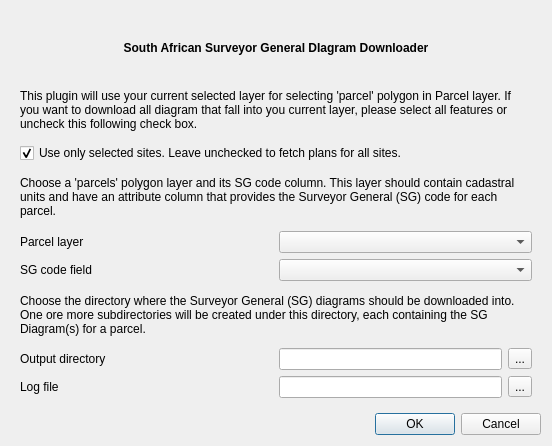
Before: the Qt Designer form sg_downloader_base.ui in kartoza/sg-diagram-downloader, drawn with Qt 5.
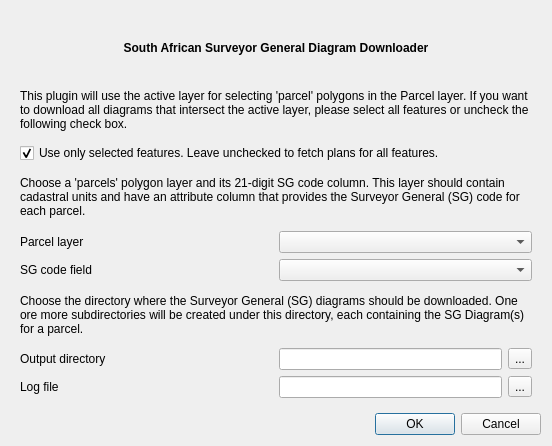
After: the same form once the commit is applied.

Patch:
```diff
--- a/sg_downloader_base.ui
+++ b/sg_downloader_base.ui
@@ -41,7 +41,7 @@
           <string notr="true">font-weight: bold;</string>
          </property>
          <property name="text">
-          <string>South African Surveyor General DIagram Downloader</string>
+          <string>South African Surveyor General Diagram Downloader</string>
          </property>
          <property name="alignment">
           <set>Qt::AlignCenter</set>
@@ -51,7 +51,7 @@
        <item>
         <widget class="QLabel" name="label">
          <property name="text">
-          <string>This plugin will use your current selected layer for selecting 'parcel' polygon in Parcel layer. If you want to download all diagram that fall into you current layer, please select all features or uncheck this following check box.</string>
+          <string>This plugin will use the active layer for selecting 'parcel' polygons in the Parcel layer. If you want to download all diagrams that intersect the active layer, please select all features or uncheck the following check box.</string>
          </property>
          <property name="wordWrap">
           <bool>true</bool>
@@ -61,7 +61,7 @@
        <item>
         <widget class="QCheckBox" name="selected_sites_only">
          <property name="text">
-          <string>Use only selected sites. Leave unchecked to fetch plans for all sites.</string>
+          <string>Use only selected features. Leave unchecked to fetch plans for all features.</string>
          </property>
          <property name="checked">
           <bool>true</bool>
@@ -71,7 +71,7 @@
        <item>
         <widget class="QLabel" name="label_2">
          <property name="text">
-          <string>Choose a 'parcels' polygon layer and its SG code column. This layer should contain cadastral units and have an attribute column that provides the Surveyor General (SG) code for each parcel.</string>
+          <string>Choose a 'parcels' polygon layer and its 21-digit SG code column. This layer should contain cadastral units and have an attribute column that provides the Surveyor General (SG) code for each parcel.</string>
          </property>
          <property name="wordWrap">
           <bool>true</bool>
@@ -115,7 +115,7 @@
        <item>
         <widget class="QLabel" name="label_3">
          <property name="text">
-          <string>Choose the directory where the Surveyor General (SG) diagrams should be downloaded into. One ore more subdirectories will be created under this directory, each containing the SG Diagram(s) for a parcel.</string>
+          <string>Choose the directory where the Surveyor General (SG) diagrams should be downloaded. One ore more subdirectories will be created under this directory, each containing the SG Diagram(s) for a parcel.</string>
          </property>
          <property name="wordWrap">
           <bool>true</bool>
```
